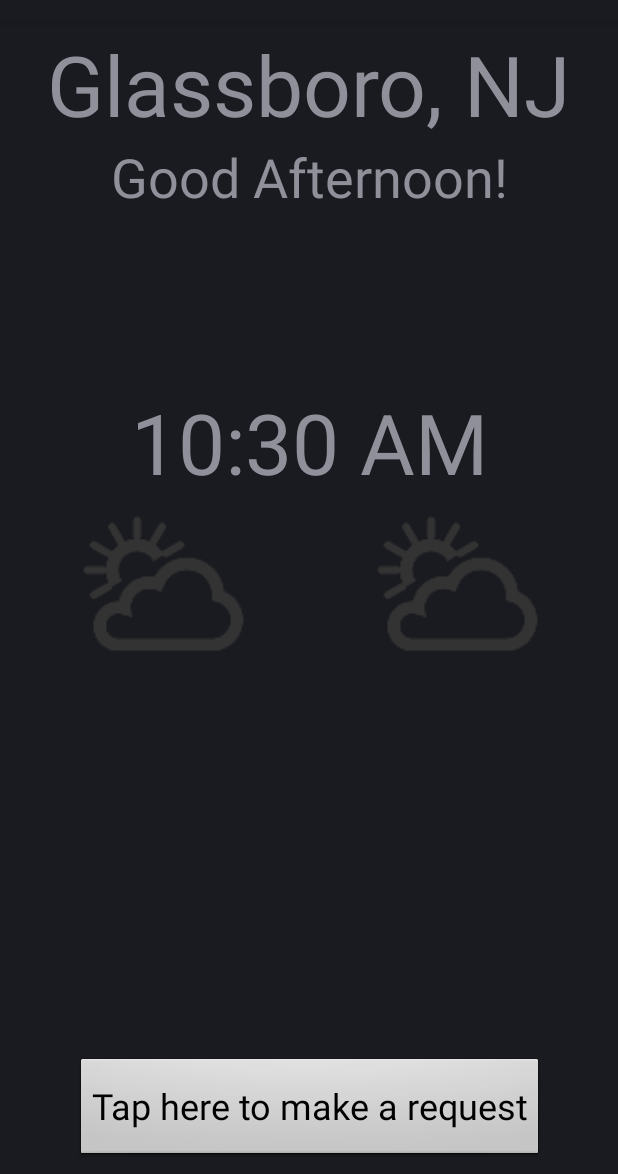
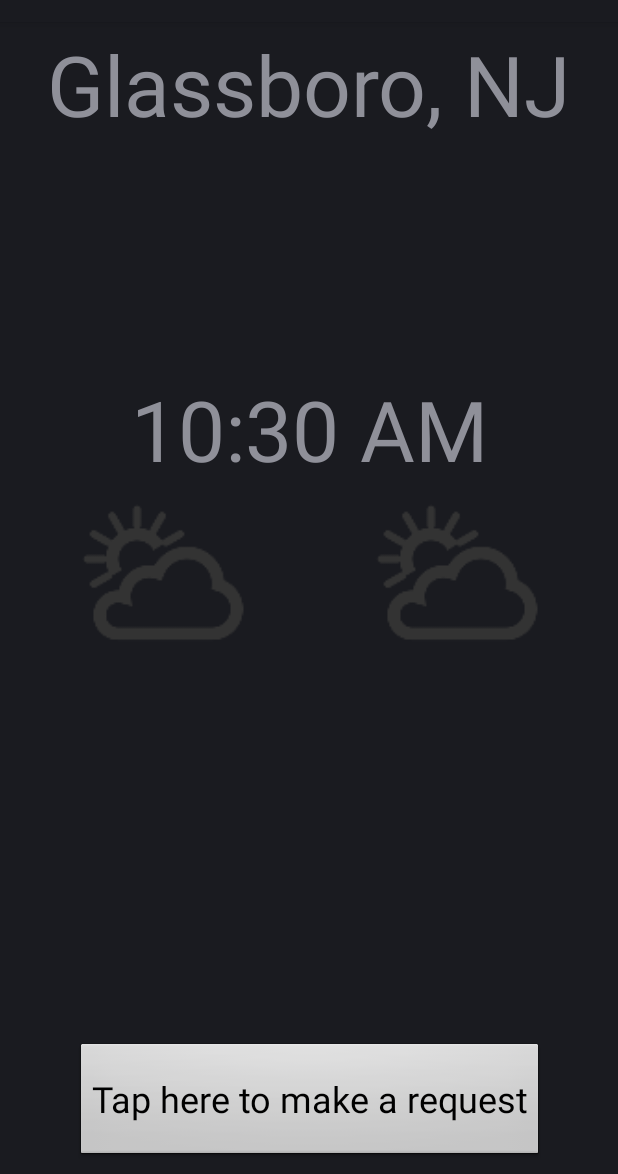
Before and after one commit to RowanPWLab/smart-signs, an Android app: the layout activity_idle.xml on its own in the app's theme, with its tools: preview values and no code run, on a phone screen of 412 x 824 dp, the part 62-1236 px from its top. Run offline under Robolectric (Android 15) with nearby library versions, the phone set to English and light mode, and no system bars.

Commit message:
UI changes to Idle State

```diff
--- a/MainProgram/app/src/main/java/com/example/androidthings/assistant/AssistantActivity.java
+++ b/MainProgram/app/src/main/java/com/example/androidthings/assistant/AssistantActivity.java
@@ -78,7 +78,8 @@ public class AssistantActivity extends Activity implements Button.OnButtonEventL
 
     //For Timeout
     // added 10/16/2018; updated 10/18/2018
-    static int TIME_OUT = 4000; //Time to launch the another activity
+    //variables need to be static so we can access them in EmbeddedAssistant activity to restart the countdown
+    static int TIME_OUT = 40000; //Time to launch the another activity
     static Handler startIdleStateHandler = new Handler();    //handles the runnable that starts idle state after specified time
     static Runnable delayedRunnable;   //code that runs when ready to start idle state after TIME_OUT ms
 
--- a/MainProgram/app/src/main/res/layout/activity_idle.xml
+++ b/MainProgram/app/src/main/res/layout/activity_idle.xml
@@ -21,20 +21,6 @@
         app:layout_constraintStart_toStartOf="parent"
         app:layout_constraintTop_toTopOf="parent" />
 
-    <TextView
-        android:id="@+id/textView2"
-        android:layout_width="wrap_content"
-        android:layout_height="wrap_content"
-        android:layout_marginStart="8dp"
-        android:layout_marginEnd="8dp"
-        android:text="Good Afternoon!"
-        android:textAlignment="center"
-        android:textSize="36sp"
-        app:layout_constraintEnd_toEndOf="parent"
-        app:layout_constraintHorizontal_bias="0.501"
-        app:layout_constraintStart_toStartOf="parent"
-        app:layout_constraintTop_toBottomOf="@+id/textView" />
-
     <DigitalClock
         android:id="@+id/DigitalClock"
         android:layout_width="245dp"
@@ -56,10 +42,11 @@
         android:layout_width="191dp"
         android:layout_height="10dp"
         android:layout_marginStart="8dp"
+        android:layout_marginTop="8dp"
         android:layout_marginEnd="8dp"
         app:layout_constraintEnd_toEndOf="parent"
         app:layout_constraintStart_toStartOf="parent"
-        app:layout_constraintTop_toBottomOf="@+id/textView2" />
+        app:layout_constraintTop_toBottomOf="@+id/textView" />
 
     <TextView
         android:id="@+id/textView4"
@@ -69,7 +56,7 @@
         android:layout_marginEnd="8dp"
         android:maxLines="1"
         android:textAlignment="center"
-        android:textSize="36sp"
+        android:textSize="48sp"
         app:layout_constraintEnd_toStartOf="@+id/imageView"
         app:layout_constraintStart_toEndOf="@+id/imageView2"
         app:layout_constraintTop_toBottomOf="@+id/textView6" />
@@ -82,7 +69,7 @@
         android:layout_marginEnd="8dp"
         android:maxLines="1"
         android:textAlignment="center"
-        android:textSize="36sp"
+        android:textSize="48sp"
         app:layout_constraintEnd_toStartOf="@+id/imageView"
         app:layout_constraintStart_toEndOf="@+id/imageView2"
         app:layout_constraintTop_toBottomOf="@+id/textView4" />
@@ -133,7 +120,7 @@
         android:id="@+id/requestBtn"
         style="@android:style/Widget.Button"
         android:layout_width="wrap_content"
-        android:layout_height="70dp"
+        android:layout_height="80dp"
         android:layout_marginStart="8dp"
         android:layout_marginEnd="8dp"
         android:layout_marginBottom="8dp"
```
